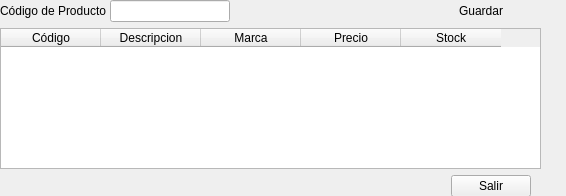
This is vitrina/ui_item_posicion.ui in rodety/manager as Qt 5 draws it before an edit. The edited form follows.
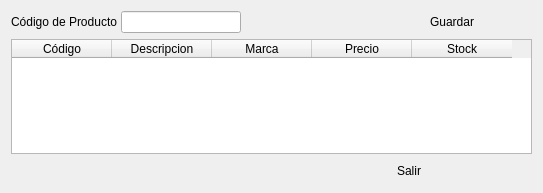
This is the edited form. Icons and pictures are not drawn.

Diff of the .ui file:
```diff
--- a/vitrina/ui_item_posicion.ui
+++ b/vitrina/ui_item_posicion.ui
@@ -6,75 +6,18 @@
    <rect>
     <x>0</x>
     <y>0</y>
-    <width>566</width>
-    <height>196</height>
+    <width>543</width>
+    <height>193</height>
    </rect>
   </property>
   <property name="windowTitle">
    <string>Form</string>
   </property>
-  <widget class="QWidget" name="layoutWidget">
-   <property name="geometry">
-    <rect>
-     <x>0</x>
-     <y>0</y>
-     <width>561</width>
-     <height>197</height>
-    </rect>
-   </property>
-   <layout class="QGridLayout" name="gridLayout_18">
-    <property name="spacing">
-     <number>6</number>
-    </property>
-    <item row="0" column="0">
+  <layout class="QVBoxLayout" name="verticalLayout">
+   <item>
      <layout class="QGridLayout" name="gridLayout_17"/>
     </item>
-    <item row="2" column="0">
-     <layout class="QGridLayout" name="gridLayout_12">
-      <property name="horizontalSpacing">
-       <number>0</number>
-      </property>
-      <item row="0" column="1">
-       <widget class="QPushButton" name="pushButton_salir">
-        <property name="text">
-         <string>Salir</string>
-        </property>
-       </widget>
-      </item>
-      <item row="0" column="2">
-       <spacer name="horizontalSpacer_4">
-        <property name="orientation">
-         <enum>Qt::Horizontal</enum>
-        </property>
-        <property name="sizeType">
-         <enum>QSizePolicy::Fixed</enum>
-        </property>
-        <property name="sizeHint" stdset="0">
-         <size>
-          <width>30</width>
-          <height>20</height>
-         </size>
-        </property>
-       </spacer>
-      </item>
-      <item row="0" column="0">
-       <spacer name="horizontalSpacer_2">
-        <property name="orientation">
-         <enum>Qt::Horizontal</enum>
-        </property>
-        <property name="sizeHint" stdset="0">
-         <size>
-          <width>668</width>
-          <height>20</height>
-         </size>
-        </property>
-       </spacer>
-      </item>
-     </layout>
-    </item>
-    <item row="1" column="0">
-     <layout class="QGridLayout" name="gridLayout_15">
-      <item row="0" column="0">
+   <item>
        <layout class="QGridLayout" name="gridLayout_13">
         <item row="0" column="0">
          <layout class="QGridLayout" name="gridLayout_10">
@@ -181,12 +124,7 @@
         </item>
        </layout>
       </item>
-      <item row="1" column="0">
-       <layout class="QGridLayout" name="gridLayout_14">
-        <property name="horizontalSpacing">
-         <number>0</number>
-        </property>
-        <item row="0" column="0">
+   <item>
          <widget class="QTableWidget" name="tableWidget_list_productos">
           <column>
            <property name="text">
@@ -215,29 +153,52 @@
           </column>
          </widget>
         </item>
-        <item row="0" column="1">
-         <layout class="QGridLayout" name="gridLayout_11">
-          <item row="1" column="0">
-           <spacer name="verticalSpacer">
+   <item>
+    <layout class="QHBoxLayout" name="horizontalLayout">
+     <item>
+      <spacer name="horizontalSpacer_2">
             <property name="orientation">
-             <enum>Qt::Vertical</enum>
+        <enum>Qt::Horizontal</enum>
             </property>
             <property name="sizeHint" stdset="0">
              <size>
-              <width>20</width>
-              <height>208</height>
+         <width>358</width>
+         <height>17</height>
              </size>
             </property>
            </spacer>
           </item>
-         </layout>
-        </item>
-       </layout>
-      </item>
-     </layout>
-    </item>
-   </layout>
-  </widget>
+     <item>
+      <widget class="QPushButton" name="pushButton_salir">
+       <property name="text">
+        <string>Salir</string>
+       </property>
+       <property name="flat">
+        <bool>true</bool>
+       </property>
+      </widget>
+     </item>
+     <item>
+      <spacer name="horizontalSpacer_4">
+       <property name="orientation">
+        <enum>Qt::Horizontal</enum>
+       </property>
+       <property name="sizeHint" stdset="0">
+        <size>
+         <width>40</width>
+         <height>20</height>
+        </size>
+       </property>
+      </spacer>
+     </item>
+    </layout>
+   </item>
+  </layout>
+  <zorder>layoutWidget</zorder>
+  <zorder>pushButton_salir</zorder>
+  <zorder>horizontalSpacer_2</zorder>
+  <zorder>horizontalSpacer_2</zorder>
+  <zorder>horizontalSpacer_2</zorder>
  </widget>
  <resources>
   <include location="../Icons/Icons.qrc"/>
```
Lines whose indentation alone changed are shown as unchanged.
